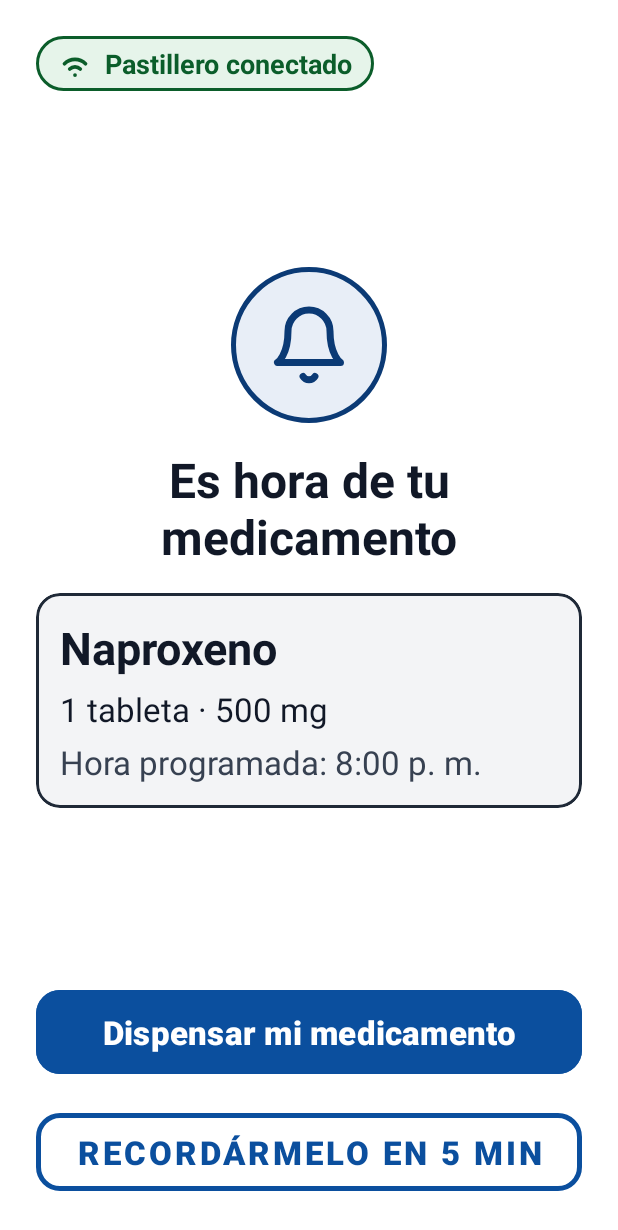
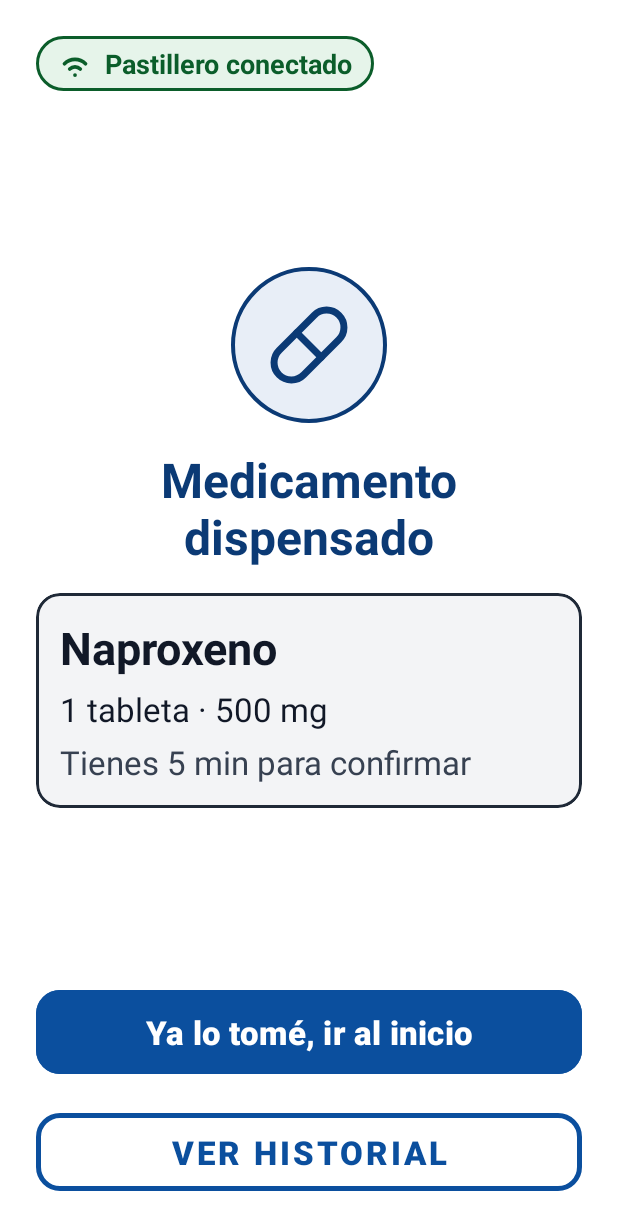
Before and after one commit to Riho1567/MediBuddy, an Android app: the AvisoDosisActivity screen opened directly, with no data from a screen before it, after a tap on "Dispensar mi medicamento", on a phone screen of 412 x 824 dp. Shown: the top 1230 px of the screen. Run offline under Robolectric (Android 15) with nearby library versions, the phone set to English and light mode, and no system bars.

Commit message:
Agrega los estados del aviso de dosis

```diff
--- a/app/src/main/java/com/medibox/ui/AvisoDosisActivity.kt
+++ b/app/src/main/java/com/medibox/ui/AvisoDosisActivity.kt
@@ -1,77 +1,190 @@
 package com.medibox.ui
 
+import android.content.res.ColorStateList
+import android.content.Intent
 import android.graphics.Color
+import android.graphics.drawable.GradientDrawable
 import android.os.Build
 import android.os.Bundle
+import android.view.View
 import android.view.WindowManager
+import android.widget.FrameLayout
 import android.widget.ImageView
 import android.widget.LinearLayout
 import android.widget.TextView
-import android.widget.Toast
 import androidx.appcompat.app.AppCompatActivity
+import androidx.core.widget.ImageViewCompat
 import com.google.android.material.button.MaterialButton
 import com.medibox.R
 
 class AvisoDosisActivity : AppCompatActivity() {
 
-    // Estados del aviso. Por ahora solo estos dos; los demás se agregan aquí.
-    enum class Estado { PENDIENTE, PENDIENTE_SIN_CONEXION }
+    enum class Estado {
+        PENDIENTE, PENDIENTE_SIN_CONEXION, DISPENSADA,
+        TOMADA, POSPUESTA, TARDIA, NO_CONFIRMADA, ERROR
+    }
+
+    private var estadoActual = Estado.PENDIENTE
+    private lateinit var medicamento: String
+    private lateinit var dosis: String
+    private lateinit var hora: String
+    private lateinit var horaRegistro: String
 
     override fun onCreate(savedInstanceState: Bundle?) {
         super.onCreate(savedInstanceState)
         setContentView(R.layout.activity_aviso_dosis)
 
-        // Pantalla completa sobre el bloqueo y pantalla encendida
         window.addFlags(WindowManager.LayoutParams.FLAG_KEEP_SCREEN_ON)
         if (Build.VERSION.SDK_INT >= 27) {
             setShowWhenLocked(true)
             setTurnScreenOn(true)
         }
 
-        val medicamento = intent.getStringExtra("MEDICAMENTO") ?: "Naproxeno"
-        val dosis = intent.getStringExtra("DOSIS") ?: "1 tableta · 500 mg"
-        val hora = intent.getStringExtra("HORA") ?: "8:00 p. m."
+        medicamento = intent.getStringExtra("MEDICAMENTO") ?: "Naproxeno"
+        dosis = intent.getStringExtra("DOSIS") ?: "1 tableta · 500 mg"
+        hora = intent.getStringExtra("HORA") ?: "8:00 p. m."
+        horaRegistro = intent.getStringExtra("HORA_REGISTRO") ?: "8:09 p. m."
         val conectado = intent.getBooleanExtra("PASTILLERO_CONECTADO", true)
+
+        // Para probar cada estado, cambia "PENDIENTE" por el nombre del estado
+        // (por ejemplo "TARDIA" o "ERROR").
+        val nombre = intent.getStringExtra("ESTADO") ?: "PENDIENTE"
+        var inicial = Estado.valueOf(nombre)
+        if (inicial == Estado.PENDIENTE && !conectado) inicial = Estado.PENDIENTE_SIN_CONEXION
 
         findViewById<TextView>(R.id.tvMedicamento).text = medicamento
         findViewById<TextView>(R.id.tvDosis).text = dosis
-        findViewById<TextView>(R.id.tvHora).text = "Hora programada: $hora"
 
-        aplicarEstado(if (conectado) Estado.PENDIENTE else Estado.PENDIENTE_SIN_CONEXION)
+        findViewById<MaterialButton>(R.id.btnDispensar).setOnClickListener { accionPrimaria() }
+        findViewById<MaterialButton>(R.id.btnRecordar).setOnClickListener { accionSecundaria() }
 
-        findViewById<MaterialButton>(R.id.btnDispensar).setOnClickListener {
-            // TEMPORAL: aquí se enviará la orden HTTP al ESP32.
-            Toast.makeText(this, "Orden de dispensar (prueba)", Toast.LENGTH_SHORT).show()
-        }
+        aplicarEstado(inicial)
+    }
 
-        findViewById<MaterialButton>(R.id.btnRecordar).setOnClickListener {
-            // TEMPORAL: falta reprogramar el aviso a los 5 minutos con AlarmManager.
-            Toast.makeText(this, "Te lo recordaremos en 5 minutos", Toast.LENGTH_SHORT).show()
-            finish()
+    // TEMPORAL: estas transiciones simulan el flujo. Con el pastillero y el
+    // servidor, el estado lo decide la respuesta real.
+    private fun accionPrimaria() {
+        when (estadoActual) {
+            Estado.PENDIENTE -> aplicarEstado(Estado.DISPENSADA)
+            Estado.PENDIENTE_SIN_CONEXION -> { /* sin conexión no se puede dispensar */ }
+            Estado.DISPENSADA -> aplicarEstado(Estado.TOMADA)
+            else -> irAlInicio()
         }
     }
 
+    private fun accionSecundaria() {
+        when (estadoActual) {
+            Estado.PENDIENTE, Estado.PENDIENTE_SIN_CONEXION -> aplicarEstado(Estado.POSPUESTA)
+            Estado.DISPENSADA -> startActivity(Intent(this, HistorialActivity::class.java))
+            else -> {}
+        }
+    }
+
+    private fun irAlInicio() {
+        startActivity(Intent(this, MainActivity::class.java).apply {
+            putExtra("USUARIO_NOMBRE", intent.getStringExtra("USUARIO_NOMBRE") ?: "Paciente")
+            putExtra("PERFIL", intent.getStringExtra("PERFIL") ?: "ADULTO_MAYOR")
+        })
+        finish()
+    }
+
     private fun aplicarEstado(estado: Estado) {
+        estadoActual = estado
+
         val chip = findViewById<LinearLayout>(R.id.chipConexion)
         val ivChip = findViewById<ImageView>(R.id.ivChip)
         val tvChip = findViewById<TextView>(R.id.tvChip)
+        val circulo = findViewById<FrameLayout>(R.id.circuloEstado)
+        val ivEstado = findViewById<ImageView>(R.id.ivEstado)
         val titulo = findViewById<TextView>(R.id.tvTituloAviso)
+        val detalle = findViewById<TextView>(R.id.tvHora)
+        val alerta = findViewById<TextView>(R.id.tvAlerta)
+        val btn1 = findViewById<MaterialButton>(R.id.btnDispensar)
+        val btn2 = findViewById<MaterialButton>(R.id.btnRecordar)
+
+        // Insignia de conexión
+        val sinConexion = estado == Estado.PENDIENTE_SIN_CONEXION
+        chip.setBackgroundResource(
+            if (sinConexion) R.drawable.bg_chip_sin_conexion else R.drawable.bg_chip_conectado
+        )
+        val colorChip = Color.parseColor(if (sinConexion) "#9B1C1C" else "#0B5D2A")
+        ImageViewCompat.setImageTintList(ivChip, ColorStateList.valueOf(colorChip))
+        tvChip.setTextColor(colorChip)
+        tvChip.text = if (sinConexion) "Pastillero sin conexión" else "Pastillero conectado"
+        alerta.visibility = if (sinConexion) View.VISIBLE else View.GONE
+
+        // Datos de cada estado
+        val tituloTxt: String
+        val colorTitulo: String
+        val icono: Int
+        val fondo: String
+        val trazo: String
+        val detalleTxt: String
+        val boton1: String
+        val boton2: String?
 
         when (estado) {
-            Estado.PENDIENTE -> {
-                chip.setBackgroundResource(R.drawable.bg_chip_conectado)
-                ivChip.setColorFilter(Color.parseColor("#0B5D2A"))
-                tvChip.text = "Pastillero conectado"
-                tvChip.setTextColor(Color.parseColor("#0B5D2A"))
-                titulo.text = "Es hora de tu medicamento"
+            Estado.PENDIENTE, Estado.PENDIENTE_SIN_CONEXION -> {
+                tituloTxt = "Es hora de tu medicamento"; colorTitulo = "#0B3A75"
+                icono = R.drawable.ic_campana; fondo = "#E8EEF7"; trazo = "#0B3A75"
+                detalleTxt = "Hora programada: $hora"
+                boton1 = "Dispensar mi medicamento"; boton2 = "Recordármelo en 5 min"
             }
-            Estado.PENDIENTE_SIN_CONEXION -> {
-                chip.setBackgroundResource(R.drawable.bg_chip_sin_conexion)
-                ivChip.setColorFilter(Color.parseColor("#7A4B00"))
-                tvChip.text = "Pastillero sin conexión"
-                tvChip.setTextColor(Color.parseColor("#7A4B00"))
-                titulo.text = "Es hora de tu medicamento"
+            Estado.DISPENSADA -> {
+                tituloTxt = "Medicamento dispensado"; colorTitulo = "#0B3A75"
+                icono = R.drawable.ic_pastilla; fondo = "#E8EEF7"; trazo = "#0B3A75"
+                detalleTxt = "Tienes 5 min para confirmar"
+                boton1 = "Ya lo tomé, ir al inicio"; boton2 = "Ver historial"
             }
+            Estado.TOMADA -> {
+                tituloTxt = "Toma confirmada"; colorTitulo = "#0B5D2A"
+                icono = R.drawable.ic_check; fondo = "#E6F4EA"; trazo = "#0B5D2A"
+                detalleTxt = "Registrada en el historial"
+                boton1 = "Ir al inicio"; boton2 = null
+            }
+            Estado.POSPUESTA -> {
+                tituloTxt = "Aviso pospuesto"; colorTitulo = "#374151"
+                icono = R.drawable.ic_reloj; fondo = "#F3F4F6"; trazo = "#374151"
+                detalleTxt = "Estado: Pospuesta"
+                boton1 = "Ir al inicio"; boton2 = null
+            }
+            Estado.TARDIA -> {
+                tituloTxt = "Toma tardía"; colorTitulo = "#7A4B00"
+                icono = R.drawable.ic_check; fondo = "#FFF4D6"; trazo = "#7A4B00"
+                detalleTxt = "Registrada a las $horaRegistro"
+                boton1 = "Ir al inicio"; boton2 = null
+            }
+            Estado.NO_CONFIRMADA -> {
+                tituloTxt = "Toma no confirmada"; colorTitulo = "#9B1C1C"
+                icono = R.drawable.ic_campana_tachada; fondo = "#FDECEC"; trazo = "#9B1C1C"
+                detalleTxt = "Hora programada: $hora"
+                boton1 = "Ir al inicio"; boton2 = null
+            }
+            Estado.ERROR -> {
+                tituloTxt = "No se pudo dispensar"; colorTitulo = "#5B21B6"
+                icono = R.drawable.ic_equis; fondo = "#F1EAFE"; trazo = "#5B21B6"
+                detalleTxt = "Estado: Error"
+                boton1 = "Ir al inicio"; boton2 = null
+            }
+        }
+
+        titulo.text = tituloTxt
+        titulo.setTextColor(Color.parseColor(colorTitulo))
+        detalle.text = detalleTxt
+
+        ivEstado.setImageResource(icono)
+        ImageViewCompat.setImageTintList(ivEstado, ColorStateList.valueOf(Color.parseColor(trazo)))
+        val fondoCirculo = circulo.background.mutate() as GradientDrawable
+        fondoCirculo.setColor(Color.parseColor(fondo))
+        fondoCirculo.setStroke((3 * resources.displayMetrics.density).toInt(), Color.parseColor(trazo))
+
+        btn1.text = boton1
+        btn1.isEnabled = estado != Estado.PENDIENTE_SIN_CONEXION
+        if (boton2 == null) {
+            btn2.visibility = View.GONE
+        } else {
+            btn2.visibility = View.VISIBLE
+            btn2.text = boton2
         }
     }
 }
--- /dev/null
+++ b/app/src/main/res/drawable/bg_alerta_error.xml
@@ -0,0 +1,6 @@
+<shape xmlns:android="http://schemas.android.com/apk/res/android"
+    android:shape="rectangle">
+    <solid android:color="#FDECEC" />
+    <stroke android:width="2dp" android:color="#9B1C1C" />
+    <corners android:radius="12dp" />
+</shape>
--- a/app/src/main/res/drawable/bg_chip_sin_conexion.xml
+++ b/app/src/main/res/drawable/bg_chip_sin_conexion.xml
@@ -1,6 +1,6 @@
 <shape xmlns:android="http://schemas.android.com/apk/res/android"
     android:shape="rectangle">
-    <solid android:color="#FFF4D6" />
-    <stroke android:width="2dp" android:color="#7A4B00" />
+    <solid android:color="#FDECEC" />
+    <stroke android:width="2dp" android:color="#9B1C1C" />
     <corners android:radius="999dp" />
 </shape>
--- /dev/null
+++ b/app/src/main/res/drawable/ic_campana_tachada.xml
@@ -0,0 +1,16 @@
+<vector xmlns:android="http://schemas.android.com/apk/res/android"
+    android:width="24dp" android:height="24dp"
+    android:viewportWidth="24" android:viewportHeight="24">
+    <path
+        android:pathData="M18,8a6,6 0,0 0,-12 0c0,7 -3,9 -3,9h18s-3,-2 -3,-9"
+        android:strokeColor="#000000" android:strokeWidth="2"
+        android:strokeLineCap="round" android:strokeLineJoin="round" />
+    <path
+        android:pathData="M13.7,21a2,2 0,0 1,-3.4 0"
+        android:strokeColor="#000000" android:strokeWidth="2"
+        android:strokeLineCap="round" android:strokeLineJoin="round" />
+    <path
+        android:pathData="m3,3 l18,18"
+        android:strokeColor="#000000" android:strokeWidth="2"
+        android:strokeLineCap="round" android:strokeLineJoin="round" />
+</vector>
--- /dev/null
+++ b/app/src/main/res/drawable/ic_check.xml
@@ -0,0 +1,11 @@
+<vector xmlns:android="http://schemas.android.com/apk/res/android"
+    android:width="24dp" android:height="24dp"
+    android:viewportWidth="24" android:viewportHeight="24">
+    <path
+        android:pathData="M3,12a9,9 0,1 0,18 0a9,9 0,1 0,-18 0"
+        android:strokeColor="#000000" android:strokeWidth="2" />
+    <path
+        android:pathData="m8,12.5 l3,3 5,-6"
+        android:strokeColor="#000000" android:strokeWidth="2"
+        android:strokeLineCap="round" android:strokeLineJoin="round" />
+</vector>
--- /dev/null
+++ b/app/src/main/res/drawable/ic_equis.xml
@@ -0,0 +1,11 @@
+<vector xmlns:android="http://schemas.android.com/apk/res/android"
+    android:width="24dp" android:height="24dp"
+    android:viewportWidth="24" android:viewportHeight="24">
+    <path
+        android:pathData="M3,12a9,9 0,1 0,18 0a9,9 0,1 0,-18 0"
+        android:strokeColor="#000000" android:strokeWidth="2" />
+    <path
+        android:pathData="m9,9 l6,6M15,9 l-6,6"
+        android:strokeColor="#000000" android:strokeWidth="2"
+        android:strokeLineCap="round" android:strokeLineJoin="round" />
+</vector>
--- /dev/null
+++ b/app/src/main/res/drawable/ic_pastilla.xml
@@ -0,0 +1,12 @@
+<vector xmlns:android="http://schemas.android.com/apk/res/android"
+    android:width="24dp" android:height="24dp"
+    android:viewportWidth="24" android:viewportHeight="24">
+    <path
+        android:pathData="m10.5,20.5 l10,-10a4.95,4.95 0,1 0,-7 -7l-10,10a4.95,4.95 0,1 0,7 7Z"
+        android:strokeColor="#000000" android:strokeWidth="2"
+        android:strokeLineCap="round" android:strokeLineJoin="round" />
+    <path
+        android:pathData="m8.5,8.5 l7,7"
+        android:strokeColor="#000000" android:strokeWidth="2"
+        android:strokeLineCap="round" android:strokeLineJoin="round" />
+</vector>
--- /dev/null
+++ b/app/src/main/res/drawable/ic_reloj.xml
@@ -0,0 +1,11 @@
+<vector xmlns:android="http://schemas.android.com/apk/res/android"
+    android:width="24dp" android:height="24dp"
+    android:viewportWidth="24" android:viewportHeight="24">
+    <path
+        android:pathData="M3,12a9,9 0,1 0,18 0a9,9 0,1 0,-18 0"
+        android:strokeColor="#000000" android:strokeWidth="2" />
+    <path
+        android:pathData="M12,7v5l3,2"
+        android:strokeColor="#000000" android:strokeWidth="2"
+        android:strokeLineCap="round" android:strokeLineJoin="round" />
+</vector>
--- a/app/src/main/res/layout/activity_aviso_dosis.xml
+++ b/app/src/main/res/layout/activity_aviso_dosis.xml
@@ -43,6 +43,7 @@
         android:orientation="vertical">
 
         <FrameLayout
+            android:id="@+id/circuloEstado"
             android:layout_width="104dp"
             android:layout_height="104dp"
             android:background="@drawable/bg_circulo_azul">
@@ -108,6 +109,18 @@
                     android:textSize="22sp" />
             </LinearLayout>
         </com.google.android.material.card.MaterialCardView>
+        <TextView
+            android:id="@+id/tvAlerta"
+            android:layout_width="match_parent"
+            android:layout_height="wrap_content"
+            android:layout_marginTop="16dp"
+            android:background="@drawable/bg_alerta_error"
+            android:padding="14dp"
+            android:text="Pastillero sin conexión. Conéctate a la red WiFi del pastillero para dispensar."
+            android:textColor="#9B1C1C"
+            android:textSize="18sp"
+            android:textStyle="bold"
+            android:visibility="gone" />
     </LinearLayout>
 
     <com.google.android.material.button.MaterialButton
```
